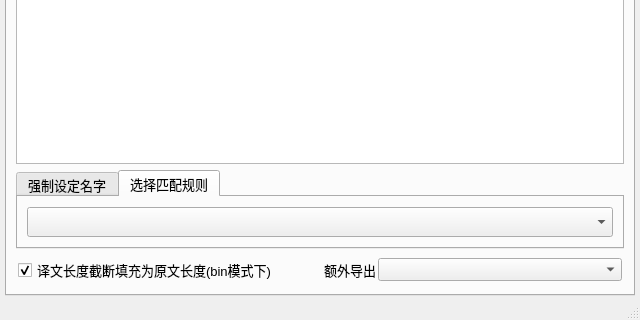
Above: ui_mainWindow.ui from satan53x/SExtractor before the change; both pictures show x 0 to 640 and y 200 to 520 of the 640 by 520 pixel window. Below: the same form after it.
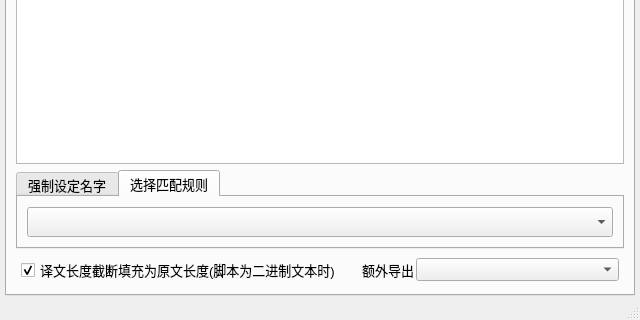
That is the form after the change.

Commit message: 取消txt的默认填充选中

Diff of the .ui file:
```diff
--- a/ui_mainWindow.ui
+++ b/ui_mainWindow.ui
@@ -264,18 +264,18 @@
            </property>
            <item>
             <widget class="QWidget" name="widget_6" native="true">
-             <layout class="QHBoxLayout" name="horizontalLayout_4" stretch="5,0,4">
+             <layout class="QHBoxLayout" name="horizontalLayout_4" stretch="5,0,3">
               <property name="spacing">
                <number>2</number>
               </property>
               <property name="leftMargin">
-               <number>2</number>
+               <number>5</number>
               </property>
               <property name="topMargin">
                <number>2</number>
               </property>
               <property name="rightMargin">
-               <number>2</number>
+               <number>5</number>
               </property>
               <property name="bottomMargin">
                <number>2</number>
@@ -291,7 +291,7 @@
                  </font>
                 </property>
                 <property name="text">
-                 <string>译文长度截断填充为原文长度(bin模式下)</string>
+                 <string>译文长度截断填充为原文长度(脚本为二进制文本时)</string>
                 </property>
                 <property name="checked">
                  <bool>true</bool>
```
The commit also changes 2 other files.
